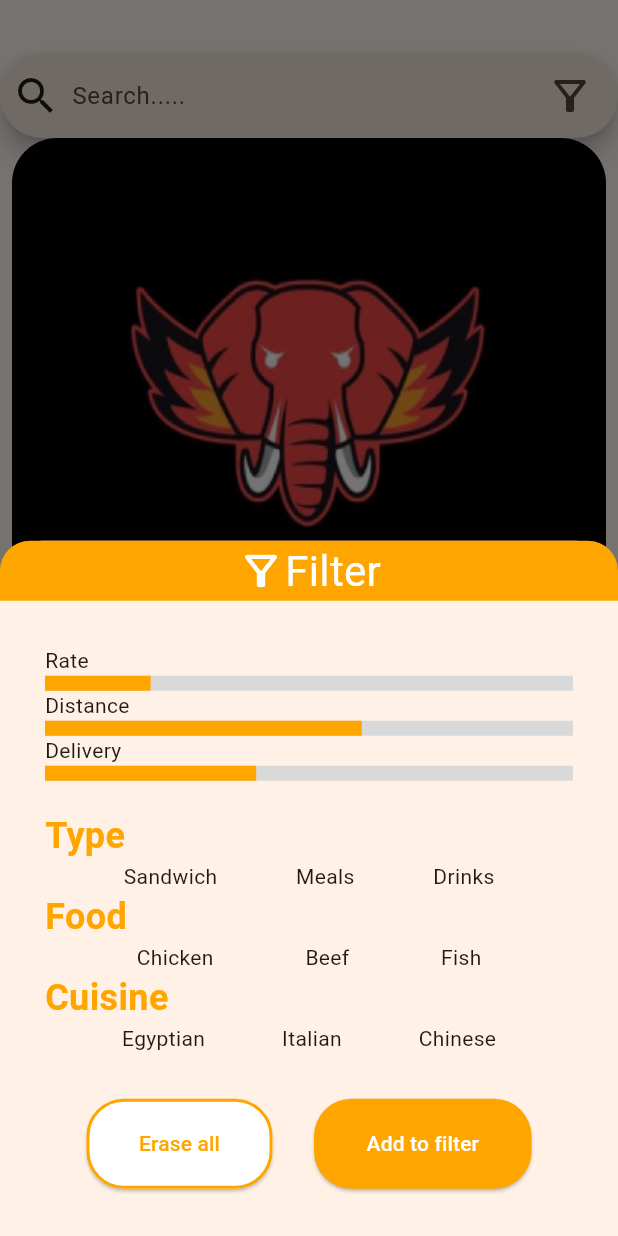
After one commit to foodiesarmenu/foodies-app, a Flutter app: the HomeScreen screen opened by its route, after a tap on the "filter alt" icon, on a phone screen of 412 x 824 dp. The commit adds this screen. Run offline on Flutter 3.47's test engine with Material 2 defaults, Android fonts, the phone set to English and light mode, and no system bars.

Commit message:
+ welcome screen - online ordering + home screen + refactored custom_button_widget

```diff
--- a/lib/main.dart
+++ b/lib/main.dart
@@ -1,9 +1,9 @@
 import 'package:flutter/material.dart';
 import 'package:foodies_app/ui/home/home_screen.dart';
-
 import 'package:foodies_app/ui/signing/login/login_screen.dart';
 import 'package:foodies_app/ui/signing/register/register_screen.dart';
 import 'package:foodies_app/ui/splash/splash_screen.dart';
+import 'package:foodies_app/ui/welcome/welcome_screen.dart';
 
 void main() {
   runApp(const MyApp());
@@ -29,7 +29,8 @@ class MyApp extends StatelessWidget {
         SplashScreen.routeName: (_) => const SplashScreen(),
         RegisterScreen.routeName: (_) => const RegisterScreen(),
         LoginScreen.routeName: (_) => const LoginScreen(),
-        HomeScreen.routeName: (_) => const HomeScreen(),
+        WelcomeScreen.routeName: (_) => const WelcomeScreen(),
+        HomeScreen.routeName: (_) => HomeScreen(),
       },
     );
   }
--- /dev/null
+++ b/lib/model/restaurant.dart
@@ -0,0 +1,60 @@
+class Restaurant {
+  int id;
+  String image;
+  String name;
+  String rates;
+  String destination;
+  String service;
+  String deliveryTime;
+  String deliveryCost;
+  String sale;
+
+  Restaurant(
+      {required this.id,
+      required this.name,
+      required this.image,
+      required this.service,
+      required this.rates,
+      required this.destination,
+      required this.deliveryTime,
+      required this.deliveryCost,
+      required this.sale});
+
+  static List<Restaurant> getAllRestaurants() {
+    return [
+      Restaurant(
+        id: 1,
+        name: 'Chicken Fila',
+        image: 'chicken_fila_logo.png',
+        service: 'Fried chicken, Sandwiches, Burgers',
+        rates: '4.2(99+)',
+        deliveryTime: '20 mins',
+        deliveryCost: 'EGP 15.99',
+        destination: '3 Km away',
+        sale: 'EGP 40.00 off selected items',
+      ),
+      Restaurant(
+        id: 2,
+        name: 'China House',
+        image: 'china_house_logo.png',
+        service: 'Chinese, Asian, Thai, Indian , Sushi',
+        rates: '4.5(99+)',
+        deliveryTime: '20 mins',
+        deliveryCost: 'EGP 15.99',
+        destination: '2 Km away',
+        sale: 'EGP 40.00 off selected items',
+      ),
+      Restaurant(
+        id: 3,
+        name: 'Ice Volcano',
+        image: 'ice_volcano_logo.png',
+        service: 'Desserts, Beverages, Chocolate',
+        rates: '4.3(99+)',
+        deliveryTime: '20 mins',
+        deliveryCost: 'EGP 15.99',
+        destination: '5 Km away',
+        sale: 'EGP 40.00 off selected items',
+      ),
+    ];
+  }
+}
--- /dev/null
+++ b/lib/ui/common/custom_button_widget.dart
@@ -0,0 +1,29 @@
+import 'package:flutter/material.dart';
+
+typedef OnPressed = void Function();
+
+class CustomButtonWidget extends StatelessWidget {
+  final String text;
+  final OnPressed onPressed;
+
+  const CustomButtonWidget(
+      {required this.text, required this.onPressed, super.key});
+
+  @override
+  Widget build(BuildContext context) {
+    return InkWell(
+      onTap: () => onPressed(),
+      child: Container(
+        padding: const EdgeInsets.symmetric(vertical: 5, horizontal: 200),
+        decoration: BoxDecoration(
+          color: Theme.of(context).primaryColor,
+          borderRadius: BorderRadius.circular(20),
+        ),
+        child: Text(
+          text,
+          style: const TextStyle(color: Colors.white, fontSize: 20),
+        ),
+      ),
+    );
+  }
+}
--- /dev/null
+++ b/lib/ui/home/filter/filter_bottom_sheet_widget.dart
@@ -0,0 +1,168 @@
+import 'package:flutter/material.dart';
+
+import 'filter_section.dart';
+
+class FilterBottomSheetWidget extends StatelessWidget {
+  const FilterBottomSheetWidget({super.key});
+
+  @override
+  Widget build(BuildContext context) {
+    return Column(
+      children: [
+        Container(
+          decoration: BoxDecoration(
+            color: Theme.of(context).primaryColor,
+            borderRadius: const BorderRadius.only(
+              topLeft: Radius.circular(20),
+              topRight: Radius.circular(20),
+            ),
+          ),
+          child: const Row(
+            mainAxisAlignment: MainAxisAlignment.center,
+            children: [
+              Icon(
+                Icons.filter_alt_outlined,
+                size: 32,
+                color: Colors.white,
+              ),
+              Text(
+                'Filter',
+                style: TextStyle(color: Colors.white, fontSize: 28),
+              ),
+            ],
+          ),
+        ),
+        Padding(
+          padding: const EdgeInsets.all(30),
+          child: Column(
+            crossAxisAlignment: CrossAxisAlignment.start,
+            children: [
+              //Rate
+              const Text('Rate',
+                  style: TextStyle(
+                    fontSize: 14,
+                  )),
+              LinearProgressIndicator(
+                backgroundColor: const Color(0xFFD9D9D9),
+                valueColor:
+                    AlwaysStoppedAnimation(Theme.of(context).primaryColor),
+                minHeight: 10.0,
+                value: 0.2,
+                color: Theme.of(context).primaryColor,
+              ),
+
+              //Distance
+              const Text('Distance',
+                  style: TextStyle(
+                    fontSize: 14,
+                  )),
+              LinearProgressIndicator(
+                backgroundColor: const Color(0xFFD9D9D9),
+                valueColor:
+                    AlwaysStoppedAnimation(Theme.of(context).primaryColor),
+                minHeight: 10.0,
+                value: 0.6,
+                color: Theme.of(context).primaryColor,
+              ),
+
+              //Delivery
+              const Text('Delivery',
+                  style: TextStyle(
+                    fontSize: 14,
+                  )),
+              LinearProgressIndicator(
+                backgroundColor: const Color(0xFFD9D9D9),
+                valueColor:
+                    AlwaysStoppedAnimation(Theme.of(context).primaryColor),
+                minHeight: 10.0,
+                value: 0.4,
+                color: Theme.of(context).primaryColor,
+              ),
+
+              const SizedBox(
+                height: 20,
+              ),
+
+              //Type Section
+              FilterSection(
+                title: 'Type',
+                items: const ['Sandwich', 'Meals', 'Drinks'],
+              ),
+
+              //Food Section
+              FilterSection(
+                title: 'Food',
+                items: const ['Chicken', 'Beef', 'Fish'],
+              ),
+
+              //Cuisine Section
+              FilterSection(
+                title: 'Cuisine',
+                items: const ['Egyptian', 'Italian', 'Chinese'],
+              ),
+
+              const SizedBox(
+                height: 30,
+              ),
+
+              //Buttons
+              Row(
+                mainAxisAlignment: MainAxisAlignment.spaceEvenly,
+                children: [
+                  ElevatedButton(
+                    style: ButtonStyle(
+                      backgroundColor: MaterialStateProperty.all<Color>(
+                        Colors.white,
+                      ),
+                      padding: MaterialStateProperty.all<EdgeInsetsGeometry>(
+                        const EdgeInsets.symmetric(
+                            vertical: 20, horizontal: 35),
+                      ),
+                      shape: MaterialStateProperty.all<RoundedRectangleBorder>(
+                        RoundedRectangleBorder(
+                          borderRadius: BorderRadius.circular(25),
+                          side: BorderSide(
+                              color: Theme.of(context).primaryColor, width: 2),
+                        ),
+                      ),
+                    ),
+                    onPressed: () {
+                      Navigator.pop(context);
+                    },
+                    child: Text(
+                      'Erase all',
+                      style: TextStyle(color: Theme.of(context).primaryColor),
+                    ),
+                  ),
+                  ElevatedButton(
+                    style: ButtonStyle(
+                      backgroundColor: MaterialStateProperty.all<Color>(
+                        Theme.of(context).primaryColor,
+                      ),
+                      padding: MaterialStateProperty.all<EdgeInsetsGeometry>(
+                        const EdgeInsets.symmetric(
+                            vertical: 20, horizontal: 35),
+                      ),
+                      shape: MaterialStateProperty.all<RoundedRectangleBorder>(
+                        RoundedRectangleBorder(
+                          borderRadius: BorderRadius.circular(25),
+                        ),
+                      ),
+                    ),
+                    onPressed: () {
+                      Navigator.pop(context);
+                    },
+                    child: const Text(
+                      'Add to filter',
+                      style: TextStyle(color: Colors.white),
+                    ),
+                  ),
+                ],
+              ),
+            ],
+          ),
+        )
+      ],
+    );
+  }
+}
--- /dev/null
+++ b/lib/ui/home/filter/filter_section.dart
@@ -0,0 +1,24 @@
+import 'package:flutter/material.dart';
+
+import 'filter_section_title.dart';
+
+class FilterSection extends StatelessWidget {
+  const FilterSection({super.key, required this.title, required this.items});
+
+  final String title;
+  final List<String> items;
+
+  @override
+  Widget build(BuildContext context) {
+    return Column(
+      crossAxisAlignment: CrossAxisAlignment.start,
+      children: [
+        FilterTitle(title: title),
+        Row(
+          mainAxisAlignment: MainAxisAlignment.spaceEvenly,
+          children: items.map((item) => Text(item)).toList(),
+        ),
+      ],
+    );
+  }
+}
--- /dev/null
+++ b/lib/ui/home/filter/filter_section_title.dart
@@ -0,0 +1,19 @@
+import 'package:flutter/material.dart';
+
+class FilterTitle extends StatelessWidget {
+  const FilterTitle({required this.title, super.key});
+
+  final String title;
+
+  @override
+  Widget build(BuildContext context) {
+    return Text(
+      title,
+      style: TextStyle(
+        color: Theme.of(context).primaryColor,
+        fontSize: 24,
+        fontWeight: FontWeight.bold,
+      ),
+    );
+  }
+}
--- a/lib/ui/home/home_screen.dart
+++ b/lib/ui/home/home_screen.dart
@@ -1,14 +1,62 @@
 import 'package:flutter/material.dart';
+import 'package:foodies_app/model/restaurant.dart';
+import 'package:foodies_app/ui/home/filter/filter_bottom_sheet_widget.dart';
+import 'package:foodies_app/ui/home/restaurants_widget.dart';
 
-import '../custom_navigation_bar.dart';
+import '../common/custom_navigation_bar.dart';
 
-class HomeScreen extends StatelessWidget {
+class HomeScreen extends StatefulWidget {
   static const String routeName = 'HomeSc';
 
   const HomeScreen({super.key});
 
   @override
+  State<HomeScreen> createState() => _HomeScreenState();
+}
+
+class _HomeScreenState extends State<HomeScreen> {
+  List<Restaurant> restaurants = Restaurant.getAllRestaurants();
+
+  @override
   Widget build(BuildContext context) {
-    return const Scaffold(bottomNavigationBar: CustomNavigationBar());
+    return Scaffold(
+        body: Column(
+          children: [
+            const SizedBox(height: 36),
+            SearchBar(
+                hintText: 'Search.....',
+                leading: const Icon(
+                  Icons.search,
+                  size: 32,
+                ),
+                trailing: [
+                  IconButton(
+                    onPressed: () {
+                      showFilterBottomSheet();
+                    },
+                    icon: const Icon(
+                      Icons.filter_alt_outlined,
+                      size: 32,
+                    ),
+                  ),
+                ]),
+            Expanded(
+              child: ListView.builder(
+                itemBuilder: (context, index) =>
+                    RestaurantsWidget(restaurant: restaurants[index]),
+                itemCount: restaurants.length,
+              ),
+            )
+          ],
+        ),
+        bottomNavigationBar: const CustomNavigationBar());
+  }
+
+  void showFilterBottomSheet() {
+    showModalBottomSheet(
+        context: context,
+        builder: (context) {
+          return const FilterBottomSheetWidget();
+        });
   }
 }
--- /dev/null
+++ b/lib/ui/home/restaurants_widget.dart
@@ -0,0 +1,98 @@
+import 'package:flutter/material.dart';
+
+import '../../model/restaurant.dart';
+
+class RestaurantsWidget extends StatelessWidget {
+  const RestaurantsWidget({required this.restaurant, super.key});
+
+  final Restaurant restaurant;
+
+  @override
+  Widget build(BuildContext context) {
+    return Padding(
+      padding: const EdgeInsets.symmetric(horizontal: 8),
+      child: Column(
+        crossAxisAlignment: CrossAxisAlignment.start,
+        children: [
+          ClipRRect(
+            borderRadius: BorderRadius.circular(30),
+            child: Image.asset(
+              'assets/images/${restaurant.image}',
+              height: 466,
+              width: double.infinity,
+              fit: BoxFit.fill,
+            ),
+          ),
+          Text(
+            restaurant.name,
+            style: const TextStyle(
+              fontSize: 20,
+              fontWeight: FontWeight.bold,
+            ),
+          ),
+          Row(
+            mainAxisAlignment: MainAxisAlignment.spaceEvenly,
+            children: [
+              Text(
+                restaurant.service,
+                style:
+                    TextStyle(color: Theme.of(context).colorScheme.secondary),
+              ),
+              Row(
+                children: [
+                  Icon(
+                    Icons.star,
+                    color: Theme.of(context).primaryColor,
+                  ),
+                  Text(restaurant.rates, textAlign: TextAlign.center),
+                ],
+              ),
+              Row(
+                children: [
+                  const Icon(Icons.location_on_outlined),
+                  Text(
+                    restaurant.destination,
+                    style: TextStyle(
+                        color: Theme.of(context).colorScheme.secondary),
+                  ),
+                ],
+              ),
+            ],
+          ),
+          Row(
+            mainAxisAlignment: MainAxisAlignment.spaceEvenly,
+            children: [
+              const SizedBox(
+                width: 5,
+              ),
+              Row(
+                children: [
+                  const Icon(Icons.access_time_outlined),
+                  Text(restaurant.deliveryTime),
+                ],
+              ),
+              Row(
+                children: [
+                  const Icon(Icons.delivery_dining_outlined),
+                  Text(restaurant.deliveryCost),
+                ],
+              ),
+              Row(
+                children: [
+                  const Icon(
+                    Icons.price_change_outlined,
+                    color: Colors.red,
+                  ),
+                  Text(
+                    restaurant.sale,
+                    style: const TextStyle(color: Colors.red),
+                  ),
+                ],
+              )
+            ],
+          )
+        ],
+      ),
+    );
+  }
+}
--- a/lib/ui/signing/custom_button_widget.dart
+++ /dev/null
@@ -1,28 +0,0 @@
-import 'package:flutter/material.dart';
-
-class CustomButtonWidget extends StatelessWidget {
-  String text;
-  Function onPressed;
-
-  CustomButtonWidget({required this.text, required this.onPressed, super.key});
-
-  @override
-  Widget build(BuildContext context) {
-    return SizedBox(
-      width: 450,
-      child: ElevatedButton(
-        style: ElevatedButton.styleFrom(
-          shape: RoundedRectangleBorder(
-            borderRadius: BorderRadius.circular(20),
-          ),
-          backgroundColor: Theme.of(context).primaryColor,
-        ),
-        onPressed: () => onPressed(),
-        child: Text(
-          text,
-          style: const TextStyle(color: Colors.white, fontSize: 20),
-        ),
-      ),
-    );
-  }
-}
--- a/lib/ui/signing/login/login_screen.dart
+++ b/lib/ui/signing/login/login_screen.dart
@@ -1,10 +1,10 @@
 import 'package:flutter/material.dart';
-import 'package:foodies_app/ui/home/home_screen.dart';
 import 'package:foodies_app/ui/signing/register/register_screen.dart';
+import 'package:foodies_app/ui/welcome/welcome_screen.dart';
 
-import '../custom_button_widget.dart';
-import '../custom_textfield_widget.dart';
-import '../social_connect_widget.dart';
+import '../../common/custom_button_widget.dart';
+import '../common/custom_textfield_widget.dart';
+import '../common/social_connect_widget.dart';
 
 class LoginScreen extends StatefulWidget {
   static const String routeName = "LoginSc";
@@ -38,7 +38,7 @@ class _LoginScreenState extends State<LoginScreen> {
                 children: [
                   //Welcome
                   const Text(
-                    'Welcome',
+                    'Login',
                     style: TextStyle(
                       fontSize: 32,
                       fontWeight: FontWeight.bold,
@@ -72,7 +72,7 @@ class _LoginScreenState extends State<LoginScreen> {
                   //Login Button
                   CustomButtonWidget(
                     text: 'Login',
-                    onPressed: navigateToHomeScreen,
+                    onPressed: navigateToWelcomeScreen,
                   ),
 
                   //Do not have account ?
@@ -107,7 +107,7 @@ class _LoginScreenState extends State<LoginScreen> {
     );
   }
 
-  void navigateToHomeScreen() {
-    Navigator.of(context).pushNamed(HomeScreen.routeName);
+  void navigateToWelcomeScreen() {
+    Navigator.of(context).pushNamed(WelcomeScreen.routeName);
   }
 }
--- a/lib/ui/signing/register/register_screen.dart
+++ b/lib/ui/signing/register/register_screen.dart
@@ -1,9 +1,9 @@
 import 'package:flutter/material.dart';
 
-import '../custom_button_widget.dart';
-import '../custom_textfield_widget.dart';
+import '../../common/custom_button_widget.dart';
+import '../common/custom_textfield_widget.dart';
+import '../common/social_connect_widget.dart';
 import '../login/login_screen.dart';
-import '../social_connect_widget.dart';
 
 class RegisterScreen extends StatefulWidget {
   static const String routeName = "RegisterSc";
--- /dev/null
+++ b/lib/ui/welcome/welcome_screen.dart
@@ -0,0 +1,95 @@
+import 'package:flutter/material.dart';
+import 'package:foodies_app/ui/home/home_screen.dart';
+
+class WelcomeScreen extends StatelessWidget {
+  const WelcomeScreen({super.key});
+
+  static const String routeName = 'WelcomeSc';
+
+  @override
+  Widget build(BuildContext context) {
+    return Scaffold(
+      body: Column(
+        children: [
+          Expanded(flex: 2, child: Image.asset('assets/images/app_logo.png')),
+          Expanded(
+              flex: 3,
+              child: Column(
+                children: [
+                  const Text(
+                    'Welcome Back , Mohamed Hany',
+                    style: TextStyle(fontSize: 20),
+                  ),
+                  const SizedBox(
+                    height: 33,
+                  ),
+                  const Text(
+                      'How would you like to order \n your favorite meals today ?',
+                      style: TextStyle(fontSize: 16)),
+                  const SizedBox(
+                    height: 48,
+                  ),
+                  Row(
+                    mainAxisAlignment: MainAxisAlignment.spaceEvenly,
+                    children: [
+                      InkWell(
+                        onTap: () {
+                          Navigator.pushNamed(context, HomeScreen.routeName);
+                        },
+                        child: Container(
+                          decoration: BoxDecoration(
+                            border: Border.all(
+                                color: Theme.of(context).primaryColor,
+                                width: 2),
+                            borderRadius: BorderRadius.circular(18),
+                          ),
+                          padding: const EdgeInsets.symmetric(
+                              vertical: 27, horizontal: 40),
+                          child: Row(
+                            children: [
+                              const Icon(Icons.store, size: 40),
+                              Text(
+                                'Onsite',
+                                style: TextStyle(
+                                    fontSize: 16,
+                                    color: Theme.of(context).primaryColor),
+                              ),
+                            ],
+                          ),
+                        ),
+                      ),
+                      InkWell(
+                        onTap: () {
+                          Navigator.pushNamed(context, HomeScreen.routeName);
+                        },
+                        child: Container(
+                          decoration: BoxDecoration(
+                            border: Border.all(
+                                color: Theme.of(context).primaryColor,
+                                width: 2),
+                            borderRadius: BorderRadius.circular(18),
+                          ),
+                          padding: const EdgeInsets.symmetric(
+                              vertical: 27, horizontal: 40),
+                          child: Row(
+                            children: [
+                              const Icon(Icons.book_online, size: 40),
+                              Text(
+                                'Online',
+                                style: TextStyle(
+                                    fontSize: 16,
+                                    color: Theme.of(context).primaryColor),
+                              ),
+                            ],
+                          ),
+                        ),
+                      ),
+                    ],
+                  ),
+                ],
+              ))
+        ],
+      ),
+    );
+  }
+}
```
Also changed, not shown: assets/images/chicken_fila_logo.png (added), assets/images/china_house_logo.png (added), assets/images/ice_volcano_logo.png (added), lib/ui/common/custom_navigation_bar.dart (renamed from lib/ui/custom_navigation_bar.dart), lib/ui/signing/common/custom_textfield_widget.dart (renamed from lib/ui/signing/custom_textfield_widget.dart), lib/ui/signing/common/social_connect_widget.dart (renamed from lib/ui/signing/social_connect_widget.dart), 2 other files.
